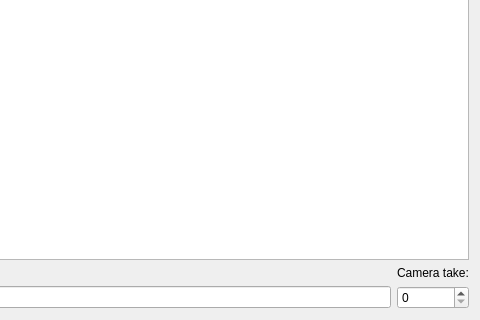
This is march_rqt_note_taker/resource/plugin.ui in project-march/ProjectMarch as Qt 5 draws it before an edit; both pictures show x 358 to 838 and y 355 to 675 of the 838 by 675 pixel window. The edited form follows.
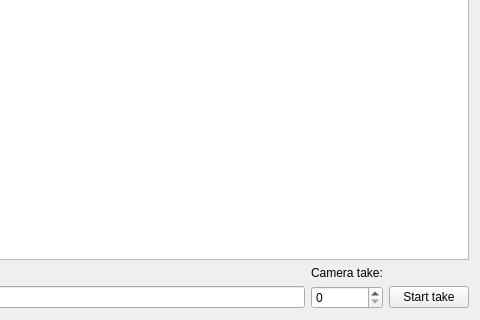
This is the edited form. Icons and pictures are not drawn.

Commit message: Add camera take button

Diff of the .ui file:
```diff
--- a/march_rqt_note_taker/resource/plugin.ui
+++ b/march_rqt_note_taker/resource/plugin.ui
@@ -153,6 +153,16 @@
        </property>
       </widget>
      </item>
+     <item row="1" column="2">
+      <widget class="QPushButton" name="take_button">
+       <property name="toolTip">
+        <string>&lt;html&gt;&lt;head/&gt;&lt;body&gt;&lt;p&gt;Start the camera take number&lt;/p&gt;&lt;/body&gt;&lt;/html&gt;</string>
+       </property>
+       <property name="text">
+        <string>Start take</string>
+       </property>
+      </widget>
+     </item>
     </layout>
    </item>
   </layout>
```
Left out of the diff: 8 changed lines with no effect on the pictures. The commit also changes 1 other file.
